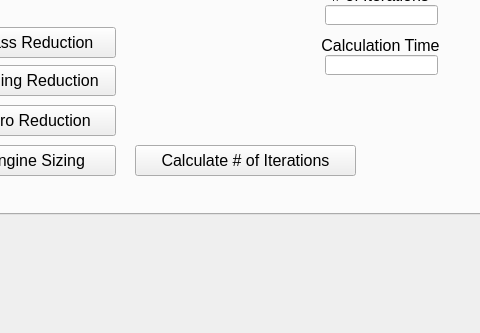
Above: ALPHA_Documentation/ALPHA_GUI_V5.ui from USEPA/EPA_ALPHA_Model before the change; both pictures show x 157 to 637 and y 276 to 609 of the 841 by 609 pixel window. Below: the same form after it.
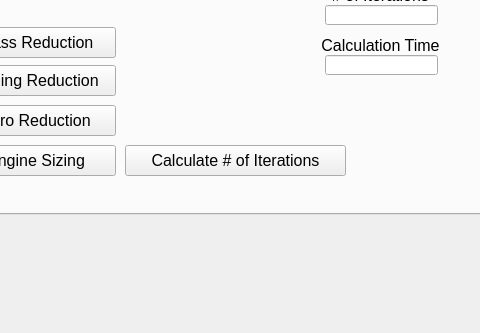
That is the form after the change.

Diff of the .ui file:
```diff
--- a/ALPHA_Documentation/ALPHA_GUI_V5.ui
+++ b/ALPHA_Documentation/ALPHA_GUI_V5.ui
@@ -706,7 +706,7 @@
      <widget class="QPushButton" name="calculate_iterations_button">
       <property name="geometry">
        <rect>
-        <x>270</x>
+        <x>260</x>
         <y>330</y>
         <width>221</width>
         <height>31</height>
```
Left out of the diff: 3 changed lines with no effect on the pictures.
